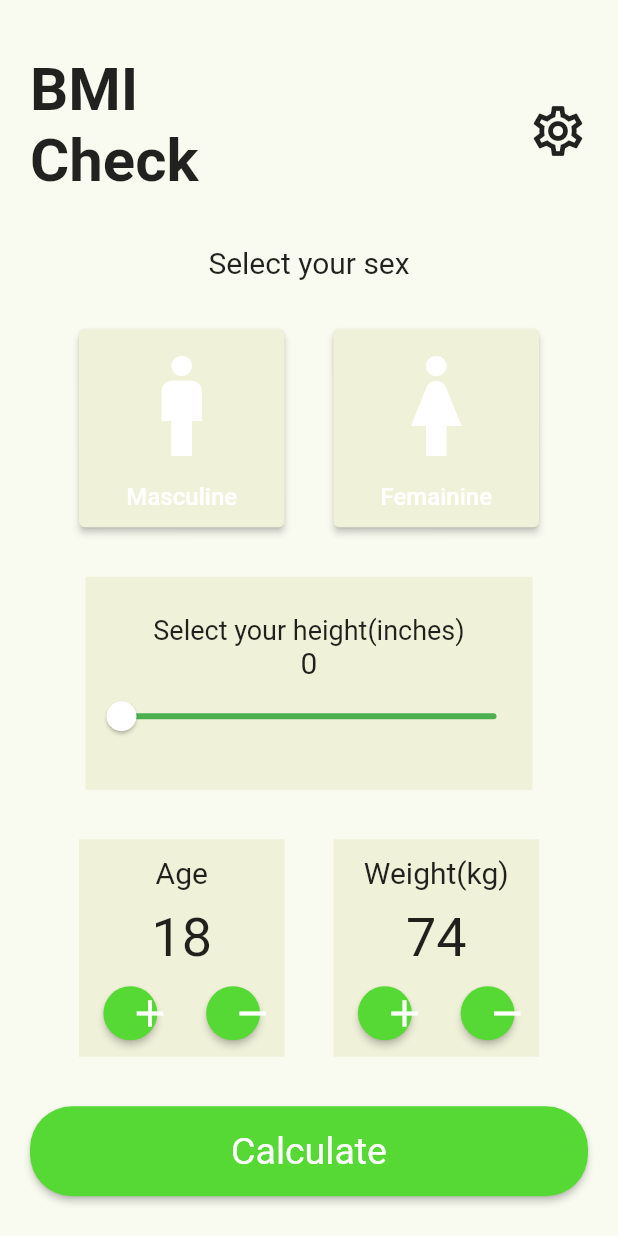
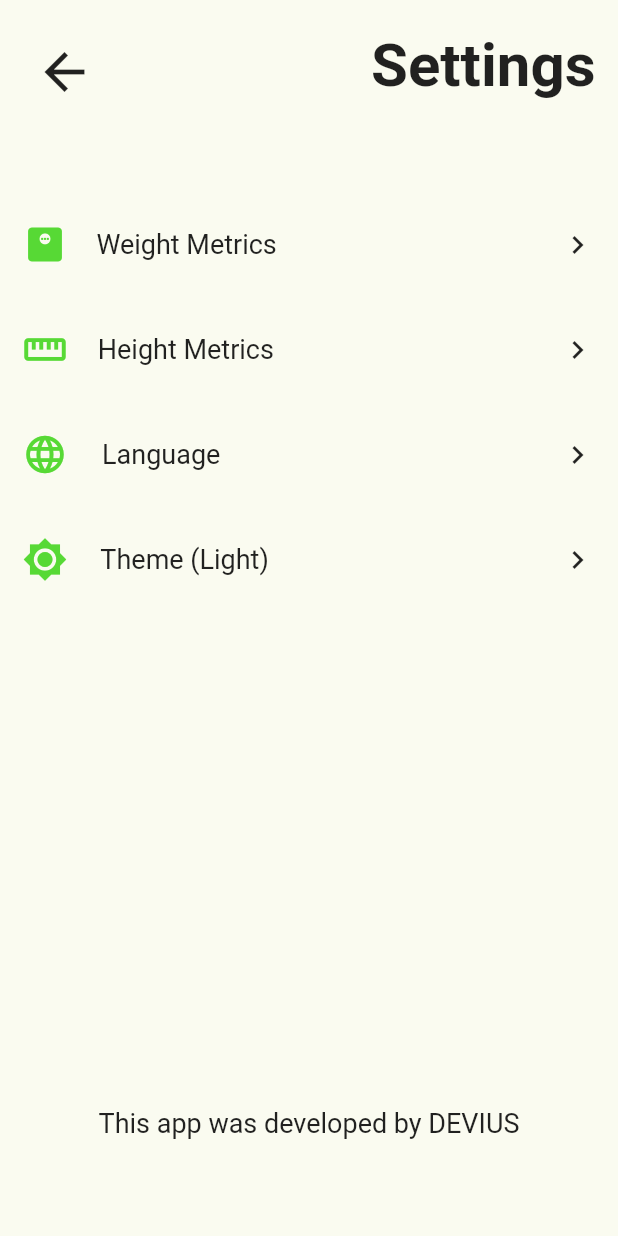
Before and after one commit to Alireza-Seif/BMI, a Flutter app: the screen it shows after launch, on a phone screen of 412 x 824 dp. Run offline on Flutter 3.47's test engine with Material 2 defaults, Android fonts, the phone set to English and light mode, and no system bars.

Commit message:
feat: add Setting Page

```diff
--- a/lib/main.dart
+++ b/lib/main.dart
@@ -1,4 +1,4 @@
-import 'package:first/screens/homePage.dart';
+import 'package:first/screens/settingsPage.dart';
 import 'package:flutter/material.dart';
 
 void main() {
@@ -14,7 +14,7 @@ class MyApp extends StatelessWidget {
     return const MaterialApp(
       debugShowCheckedModeBanner: false,
       title: 'BMI',
-      home: HomePage(),
+      home: SetteingsPage(),
     );
   }
 }
--- /dev/null
+++ b/lib/screens/settingsPage.dart
@@ -0,0 +1,145 @@
+import 'package:flutter/material.dart';
+
+class SetteingsPage extends StatelessWidget {
+  const SetteingsPage({super.key});
+
+  @override
+  Widget build(BuildContext context) {
+    return Scaffold(
+      body: SafeArea(
+        child: Container(
+          color: const Color(0xFFFAFBF0),
+          padding: const EdgeInsets.fromLTRB(15, 20, 15, 10),
+          child: Column(
+            children: [
+              Row(
+                mainAxisAlignment: MainAxisAlignment.spaceBetween,
+                children: [
+                  IconButton(
+                    onPressed: () {},
+                    icon: const Icon(
+                      Icons.arrow_back_outlined,
+                      size: 40,
+                    ),
+                  ),
+                  const Text(
+                    'Settings',
+                    style: TextStyle(fontSize: 40, fontWeight: FontWeight.bold),
+                  )
+                ],
+              ),
+              const SizedBox(
+                height: 80,
+              ),
+              const Row(
+                mainAxisAlignment: MainAxisAlignment.spaceBetween,
+                children: [
+                  Icon(
+                    Icons.monitor_weight,
+                    size: 30,
+                    color: Color(0xFF57D935),
+                  ),
+                  Text(
+                    'Weight Metrics',
+                    style: TextStyle(
+                      fontSize: 18,
+                    ),
+                  ),
+                  SizedBox(
+                    width: 150,
+                  ),
+                  Icon(
+                    Icons.navigate_next_outlined,
+                  ),
+                ],
+              ),
+              const SizedBox(
+                height: 250,
+                child: Column(
+                  mainAxisAlignment: MainAxisAlignment.spaceEvenly,
+                  children: [
+                    Row(
+                      mainAxisAlignment: MainAxisAlignment.spaceBetween,
+                      children: [
+                        Icon(
+                          Icons.straighten,
+                          size: 30,
+                          color: Color(0xFF57D935),
+                        ),
+                        Text(
+                          'Height Metrics',
+                          style: TextStyle(
+                            fontSize: 18,
+                          ),
+                        ),
+                        SizedBox(
+                          width: 150,
+                        ),
+                        Icon(
+                          Icons.navigate_next_outlined,
+                        ),
+                      ],
+                    ),
+                    Row(
+                      mainAxisAlignment: MainAxisAlignment.spaceBetween,
+                      children: [
+                        Icon(
+                          Icons.language,
+                          size: 30,
+                          color: Color(0xFF57D935),
+                        ),
+                        Text(
+                          'Language',
+                          style: TextStyle(
+                            fontSize: 18,
+                          ),
+                        ),
+                        SizedBox(
+                          width: 180,
+                        ),
+                        Icon(
+                          Icons.navigate_next_outlined,
+                        ),
+                      ],
+                    ),
+                    Row(
+                      mainAxisAlignment: MainAxisAlignment.spaceBetween,
+                      children: [
+                        Icon(
+                          Icons.brightness_7,
+                          size: 30,
+                          color: Color(0xFF57D935),
+                        ),
+                        Text(
+                          'Theme (Light)',
+                          style: TextStyle(
+                            fontSize: 18,
+                          ),
+                        ),
+                        SizedBox(
+                          width: 150,
+                        ),
+                        Icon(
+                          Icons.navigate_next_outlined,
+                        ),
+                      ],
+                    ),
+                  ],
+                ),
+              ),
+              const SizedBox(
+                height: 310,
+              ),
+              const Text(
+                'This app was developed by DEVIUS',
+                style: TextStyle(
+                  fontSize: 18,
+                ),
+              )
+            ],
+          ),
+        ),
+      ),
+    );
+  }
+}
```
